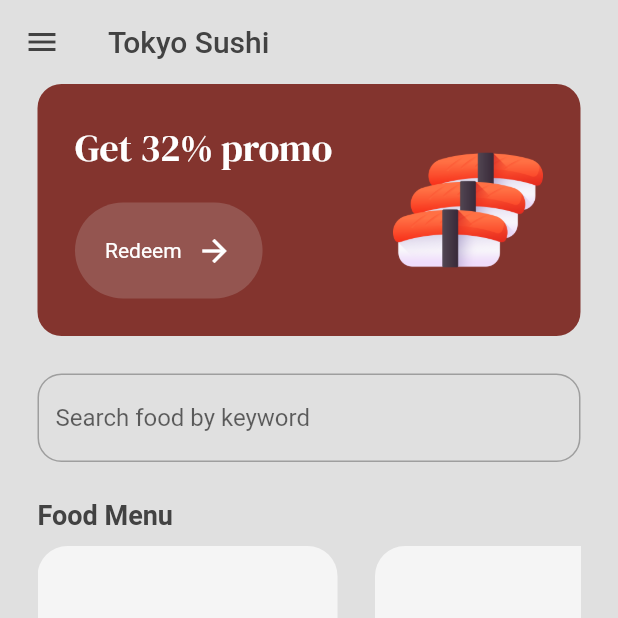
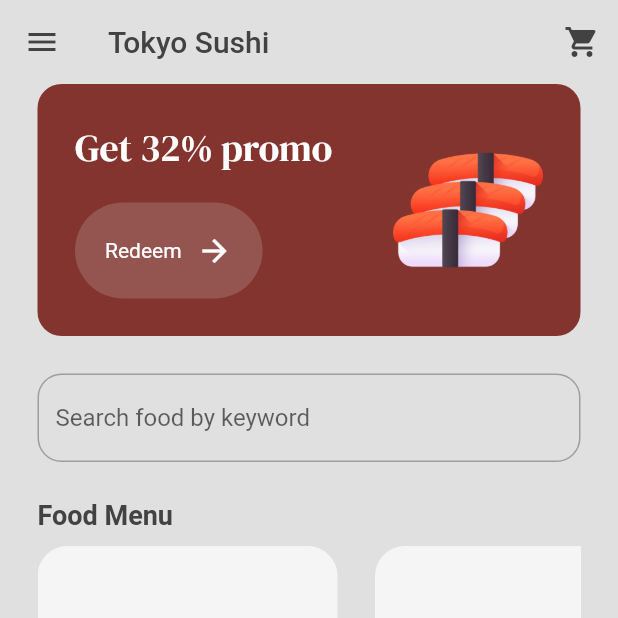
Before and after one commit to ashysnr/shushi_app, a Flutter app: the screen it shows after launch, after a tap on "Get Started", on a phone screen of 412 x 824 dp, the top half of it. Run offline on Flutter 3.47's test engine with Material 2 defaults, Android fonts, the phone set to English and light mode, and no system bars; our stand-ins replace google_fonts.

Commit message:
New update

```diff
--- a/lib/main.dart
+++ b/lib/main.dart
@@ -1,9 +1,15 @@
 import 'package:flutter/material.dart';
+import 'package:provider/provider.dart';
+import 'package:shushi_app/models/shop_models.dart';
+import 'package:shushi_app/pages/cart_page.dart';
 import 'package:shushi_app/pages/intro_page.dart';
 import 'package:shushi_app/pages/menu_page.dart';
 
 void main() {
-  runApp(const MyApp());
+  runApp(ChangeNotifierProvider(
+    create: (context) => Shop(),
+    child: const MyApp(),
+  ));
 }
 
 class MyApp extends StatelessWidget {
@@ -18,6 +24,7 @@ class MyApp extends StatelessWidget {
       routes: {
         '/intropage': (context) => const IntroPage(),
         '/menupage': (context) => const MenuPage(),
+        '/cartpage': (context) => const CartPage(),
       },
     );
   }
--- /dev/null
+++ b/lib/models/shop_models.dart
@@ -0,0 +1,41 @@
+import 'package:flutter/material.dart';
+import 'food_models.dart';
+
+class Shop extends ChangeNotifier {
+  // food menu
+  final List<Food> _foodMenu = [
+    Food(
+      name: "Salmon Sushi",
+      price: "25.00",
+      imagePath: "lib/images/salmon_sushi.png",
+      rating: "4.9",
+    ),
+    Food(
+      name: "Tuna Sushi",
+      price: "20.00",
+      imagePath: "lib/images/tuna.png",
+      rating: "4.5",
+    ),
+  ];
+
+  // customer cart
+  List<Food> _cart = [];
+
+  // g<etter methods
+  List<Food> get foodMenu => _foodMenu;
+  List<Food> get cart => _cart;
+
+  // add to cart
+  void addToCart(Food foodItem, int quantity) {
+    for (int i = 0; i < quantity; i++) {
+      _cart.add(foodItem);
+    }
+    notifyListeners();
+  }
+
+  // remove food from cart
+  void removeFromCart(Food food) {
+    _cart.remove(food);
+    notifyListeners();
+  }
+}
--- a/lib/pages/menu_page.dart
+++ b/lib/pages/menu_page.dart
@@ -1,10 +1,12 @@
 import 'package:flutter/material.dart';
 import 'package:google_fonts/google_fonts.dart';
+import 'package:provider/provider.dart';
 import 'package:shushi_app/components/food_tile.dart';
 import 'package:shushi_app/components/mybutton.dart';
-import 'package:shushi_app/models/food_models.dart';
 import 'package:shushi_app/pages/food_details.dart';
 import 'package:shushi_app/themes/colors.dart';
+
+import '../models/shop_models.dart';
 
 class MenuPage extends StatefulWidget {
   const MenuPage({super.key});
@@ -14,23 +16,12 @@ class MenuPage extends StatefulWidget {
 }
 
 class _MenuPageState extends State<MenuPage> {
-  List foodMenu = [
-    Food(
-      name: "Salmon Sushi",
-      price: "25.00",
-      imagePath: "lib/images/salmon_sushi.png",
-      rating: "4.9",
-    ),
-    Food(
-      name: "Tuna Sushi",
-      price: "20.00",
-      imagePath: "lib/images/tuna.png",
-      rating: "4.5",
-    ),
-  ];
-
   //navigation to food details page
   void navigateToFoodDetails(int index) {
+    // get the shop and item details page
+    final shop = context.read<Shop>();
+    final foodMenu = shop.foodMenu;
+
     Navigator.push(
         context,
         MaterialPageRoute(
@@ -42,20 +33,27 @@ class _MenuPageState extends State<MenuPage> {
 
   @override
   Widget build(BuildContext context) {
+    // get the shop and item details page
+    final shop = context.read<Shop>();
+    final foodMenu = shop.foodMenu;
     return Scaffold(
       backgroundColor: Colors.grey[300],
       appBar: AppBar(
         backgroundColor: Colors.transparent,
+        foregroundColor: Colors.grey.shade800,
         elevation: 0,
-        leading: Icon(
+        leading: const Icon(
           Icons.menu,
-          color: Colors.grey[800],
         ),
-        title: Text(
+        actions: [
+          IconButton(
+              onPressed: () {
+                Navigator.pushNamed(context, '/cartpage');
+              },
+              icon: const Icon(Icons.shopping_cart))
+        ],
+        title: const Text(
           "Tokyo Sushi",
-          style: TextStyle(
-            color: Colors.grey[800],
-          ),
         ),
       ),
       body: Padding(
--- a/pubspec.yaml
+++ b/pubspec.yaml
@@ -37,6 +37,7 @@ dependencies:
   # Use with the CupertinoIcons class for iOS style icons.
   cupertino_icons: ^1.0.2
   google_fonts: ^4.0.4
+  provider: ^6.0.5
 
 
 dev_dependencies:
```
Also changed, not shown: lib/pages/cart_page.dart (added, +92 -0 lines), lib/pages/food_details.dart (+33 -8 lines), pubspec.lock.
